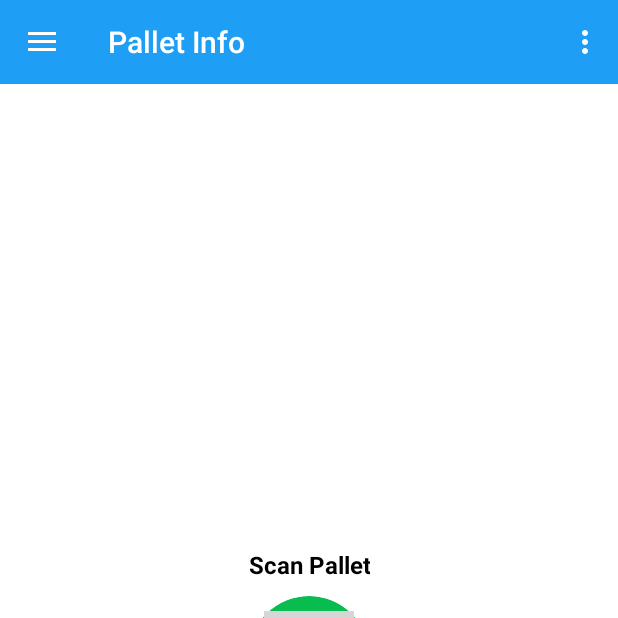
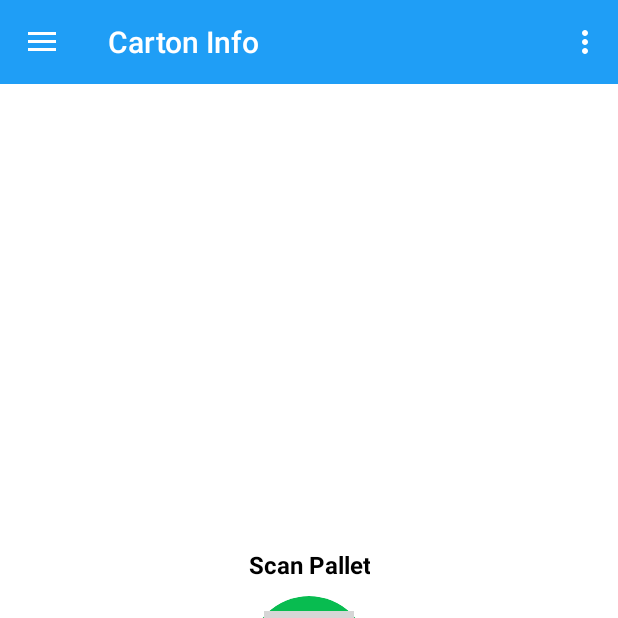
Before and after one commit to Inventrax69/VIP_USN, an Android app: the fragment PalletInfoFragment placed in its activity, on a phone screen of 412 x 824 dp, the top half of it. Run offline under Robolectric (Android 15) with nearby library versions, the phone set to English and light mode, and no system bars; libraries missing offline, so code that uses them is left out: com.cipherlab.barcode; 3 statements that could not run were skipped; grey boxes are pictures that could not be loaded.

Commit message:
Pallet Info menu name is changed to Carton Info

```diff
--- a/app/build.gradle
+++ b/app/build.gradle
@@ -11,8 +11,8 @@ android {
         applicationId "com.example.karthikm.merlinwmscipher_vip_rdc"
         minSdkVersion 16
         targetSdkVersion 28
-        versionCode 7
-        versionName "3.5"
+        versionCode 8
+        versionName "3.6"
         testInstrumentationRunner "android.support.test.runner.AndroidJUnitRunner"
         multiDexEnabled true
         vectorDrawables.useSupportLibrary = true
--- a/app/src/main/java/com/inventrax/karthikm/merlinwmscipher_vip_rdc/Activities/LoginActivity.java
+++ b/app/src/main/java/com/inventrax/karthikm/merlinwmscipher_vip_rdc/Activities/LoginActivity.java
@@ -151,7 +151,7 @@ public class LoginActivity extends AppCompatActivity implements LoginView {
             txtReleaseDate = (TextView) findViewById(R.id.txtDate);
             txtVersion = (TextView) findViewById(R.id.txtVersionName);
             txtVersion.setText("Version:" + " " + AndroidUtils.getVersionName().toString());
-            txtReleaseDate.setText("Release Date:" + " " + "25-01-2020");
+            txtReleaseDate.setText("Release Date:" + " " + "06-02-2020");
             SharedPreferences sp = this.getSharedPreferences("SettingsActivity", Context.MODE_PRIVATE);
             serviceUrlString = sp.getString("url", "");
 
--- a/app/src/main/java/com/inventrax/karthikm/merlinwmscipher_vip_rdc/Fragments/AboutFragment.java
+++ b/app/src/main/java/com/inventrax/karthikm/merlinwmscipher_vip_rdc/Fragments/AboutFragment.java
@@ -81,7 +81,7 @@ public class AboutFragment extends Fragment implements View.OnClickListener{
 
             lblReleaseDate=(TextView) rootView.findViewById(R.id.lblReleaseDate);
             txtReleaseDate=(TextView)rootView.findViewById(R.id.txtReleaseDate);
-            txtReleaseDate.setText("25-01-2020");
+            txtReleaseDate.setText("06-02-2020");
 
         }catch (Exception ex){
             Log.d(AboutFragment.class.getName(), ex.toString());
--- a/app/src/main/java/com/inventrax/karthikm/merlinwmscipher_vip_rdc/Fragments/DrawerFragment.java
+++ b/app/src/main/java/com/inventrax/karthikm/merlinwmscipher_vip_rdc/Fragments/DrawerFragment.java
@@ -208,7 +208,7 @@ public class DrawerFragment extends Fragment implements View.OnClickListener {
         childModel = new MenuModel("RSN Print Req.", false, false, "RSN Print Req.");
         childModelsList.add(childModel);
 
-        childModel = new MenuModel("Pallet Info", false, false, "Pallet Info");
+        childModel = new MenuModel("Carton Info", false, false, "Pallet Info");
         childModelsList.add(childModel);
 
 
--- a/app/src/main/res/values/strings.xml
+++ b/app/src/main/res/values/strings.xml
@@ -204,7 +204,7 @@
     <string name="crash_toast_text">App Crashed</string>
     <string name="ok">Ok</string>
     <string name="title_activity_rsn_tracking">RSN Tracking</string>
-    <string name="title_activity_palletInfo">Pallet Info</string>
+    <string name="title_activity_palletInfo">Carton Info</string>
     <string name="scan_packing_slip">Scan Packing slip</string>
     <string name="print">Print</string>
     <string name="submit">Submit</string>
```
